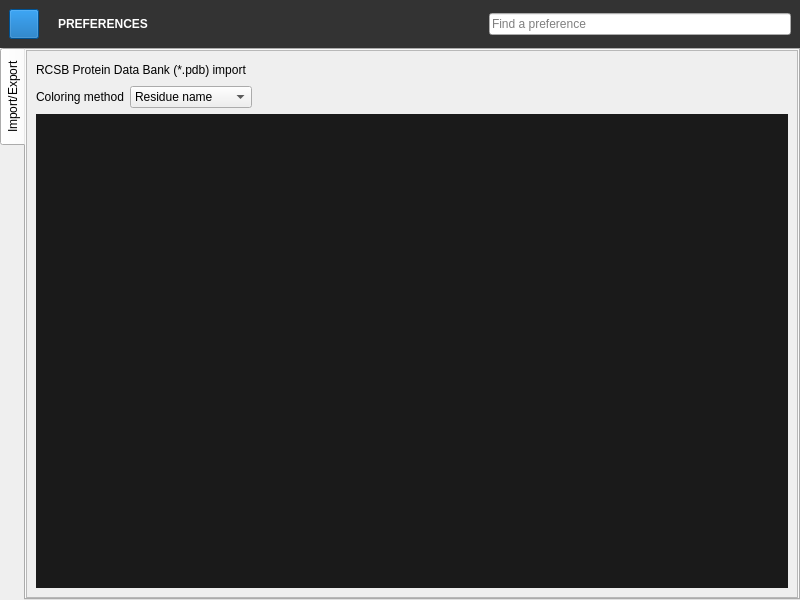
Qt form QChromosome/preferences.ui (Michalaq/ChromosomeVisualizer) before a commit.
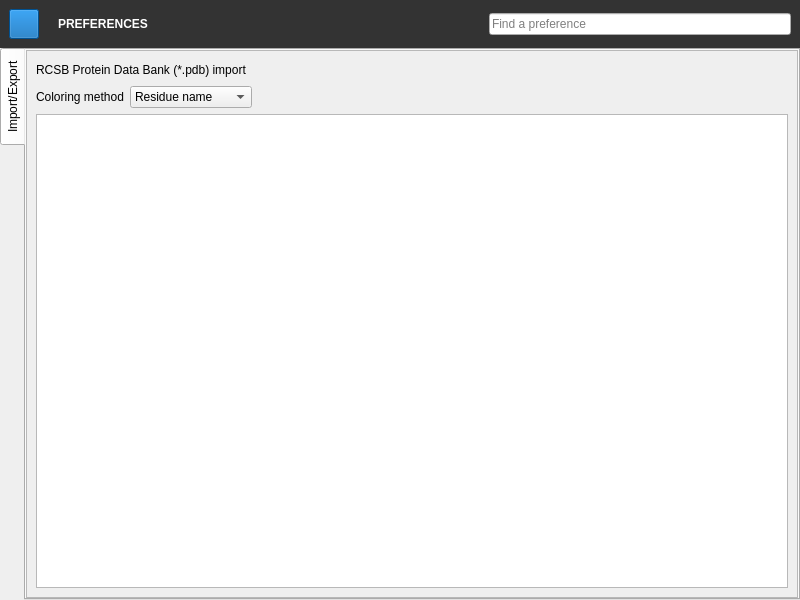
The same form after that commit. Icons and pictures are not drawn. Custom widgets are drawn as their Qt base class.

Commit message: Reimplemented Preferences using MaterialList

What changed in the file:
```diff
--- a/QChromosome/preferences.ui
+++ b/QChromosome/preferences.ui
@@ -431,36 +431,27 @@
          </rect>
         </property>
         <property name="styleSheet">
-         <string notr="true">QHeaderView {
+         <string notr="true">ListView {
+	color: gray;
+	border: none;
 	background: transparent;
-}
-
-QHeaderView::section {
-	background: #2d2d2d;
-	border: none;
-	color: white;
-	margin-right: 1px;
-	height: 20px;
-}
-
-QTableView {
-	font-family: RobotoMono;
-	color: gray;
-	border: none;
-	background: #1a1a1a;
-	alternate-background-color: #1f1f1f;
-	selection-background-color: #1a1a1a;
-	selection-color: white;
 	outline: 0;
 }
 
-QTableView::item {
+ListView::item {
+	height: 32px;
 	border: none;
-	margin-right: 1px;
+	padding-left: 17px;
 }
 
-QExpandingLineEdit {
-	font-family: RobotoMono;
+ListView::item:selected {
+	color: white;
+	background: #262626;
+	border-radius: 2px;
+}
+
+QLineEdit {
+	background: #262626;
 	color: white;
 	border: none;
 	padding: 1px;
@@ -516,71 +507,10 @@
           </spacer>
          </item>
          <item row="2" column="0" colspan="3">
-          <widget class="QStackedWidget" name="stackedWidget">
-           <widget class="TableView" name="tableView_3">
-            <property name="focusPolicy">
-             <enum>Qt::ClickFocus</enum>
-            </property>
-            <property name="acceptDrops">
-             <bool>true</bool>
-            </property>
-            <property name="alternatingRowColors">
-             <bool>true</bool>
-            </property>
-            <property name="selectionBehavior">
-             <enum>QAbstractItemView::SelectRows</enum>
-            </property>
-            <property name="horizontalScrollMode">
-             <enum>QAbstractItemView::ScrollPerPixel</enum>
-            </property>
-            <property name="showGrid">
-             <bool>false</bool>
-            </property>
-            <attribute name="horizontalHeaderHighlightSections">
-             <bool>false</bool>
-            </attribute>
-            <attribute name="horizontalHeaderStretchLastSection">
-             <bool>true</bool>
-            </attribute>
-            <attribute name="verticalHeaderVisible">
-             <bool>false</bool>
-            </attribute>
-            <attribute name="verticalHeaderDefaultSectionSize">
-             <number>20</number>
-            </attribute>
-           </widget>
-           <widget class="TableView" name="tableView_4">
-            <property name="focusPolicy">
-             <enum>Qt::ClickFocus</enum>
-            </property>
-            <property name="acceptDrops">
-             <bool>true</bool>
-            </property>
-            <property name="alternatingRowColors">
-             <bool>true</bool>
-            </property>
-            <property name="selectionBehavior">
-             <enum>QAbstractItemView::SelectRows</enum>
-            </property>
-            <property name="horizontalScrollMode">
-             <enum>QAbstractItemView::ScrollPerPixel</enum>
-            </property>
-            <property name="showGrid">
-             <bool>false</bool>
-            </property>
-            <attribute name="horizontalHeaderHighlightSections">
-             <bool>false</bool>
-            </attribute>
-            <attribute name="horizontalHeaderStretchLastSection">
-             <bool>true</bool>
-            </attribute>
-            <attribute name="verticalHeaderVisible">
-             <bool>false</bool>
-            </attribute>
-            <attribute name="verticalHeaderDefaultSectionSize">
-             <number>20</number>
-            </attribute>
-           </widget>
+          <widget class="ListView" name="listView">
+           <property name="focusPolicy">
+            <enum>Qt::NoFocus</enum>
+           </property>
           </widget>
          </item>
         </layout>
@@ -597,11 +527,6 @@
    <extends>QPushButton</extends>
    <header>mediacontrol.h</header>
   </customwidget>
-  <customwidget>
-   <class>TableView</class>
-   <extends>QTableView</extends>
-   <header>tableview.h</header>
-  </customwidget>
   <customwidget>
    <class>FileEdit</class>
    <extends>QLineEdit</extends>
@@ -617,6 +542,11 @@
    <extends>QLabel</extends>
    <header>label.h</header>
   </customwidget>
+  <customwidget>
+   <class>ListView</class>
+   <extends>QListView</extends>
+   <header>listview.h</header>
+  </customwidget>
  </customwidgets>
  <resources>
   <include location="icons.qrc"/>
```
Left out of the diff: 22 changed lines with no effect on the pictures. The commit also changes 12 other files.
